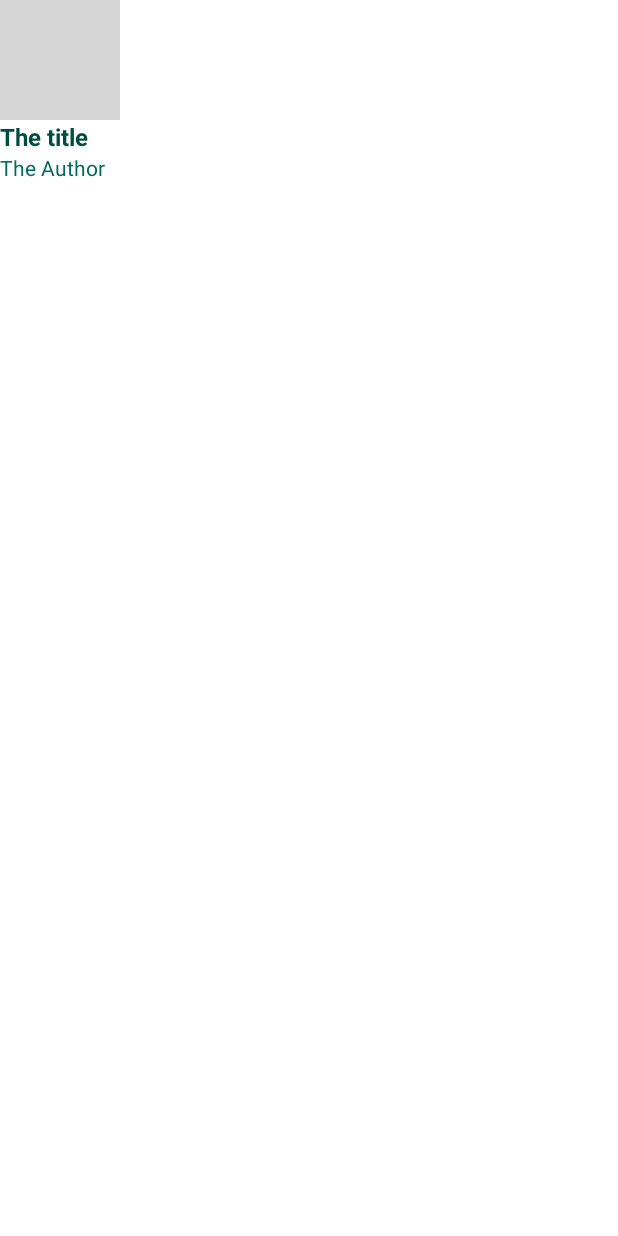
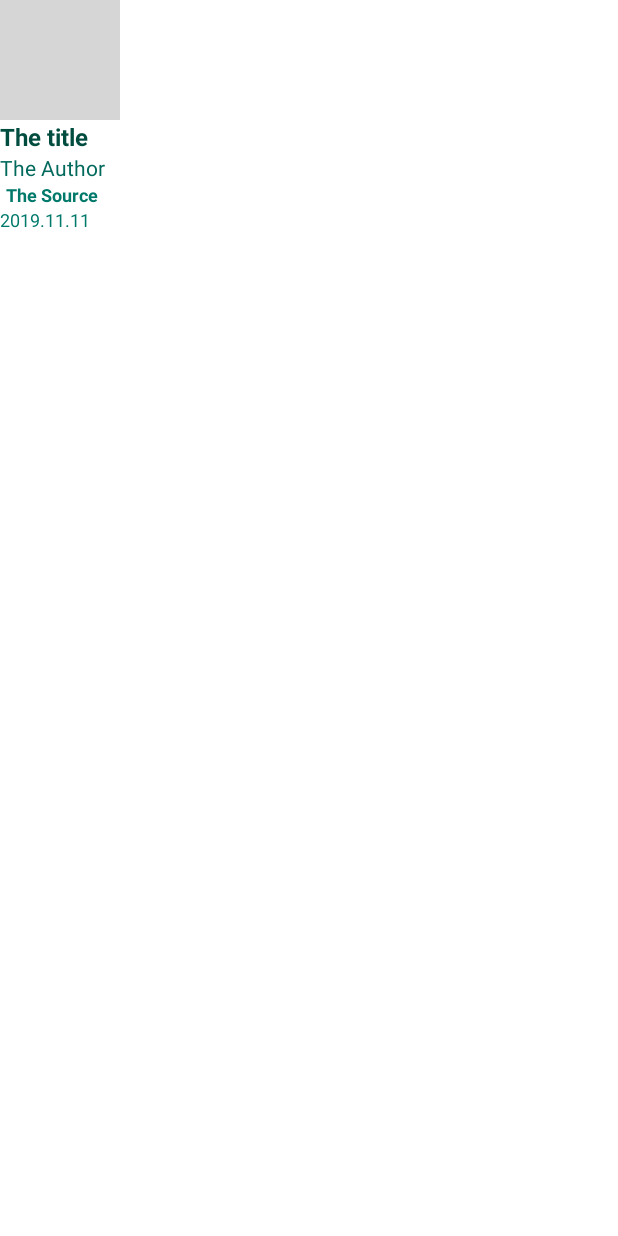
Before and after one commit to Priscilla-jopia/news-proyect, an Android app: the layout row_news.xml on its own in the app's theme, with its tools: preview values and no code run, on a phone screen of 412 x 824 dp. Run offline under Robolectric (Android 15) with nearby library versions, the phone set to English and light mode, and no system bars; grey boxes are pictures that could not be loaded.

Commit message:
fix(News): fix row

```diff
--- a/app/src/main/res/layout/row_news.xml
+++ b/app/src/main/res/layout/row_news.xml
@@ -20,7 +20,7 @@
     <LinearLayout
         android:layout_width="match_parent"
         android:layout_height="wrap_content"
-        android:orientation="vertical">
+        android:orientation="vertical" />
 
 
         <TextView
@@ -30,6 +30,7 @@
             android:layout_width="wrap_content"
             android:layout_height="wrap_content"
             android:text="The title" />
+
         <TextView
             android:id="@+id/rn_tv_author"
             android:textAppearance="@style/TextMedium"
@@ -37,7 +38,27 @@
             android:layout_height="wrap_content"
             android:text="The Author" />
 
-    </LinearLayout>
+        <TextView
+            android:id="@+id/rn_tv_source"
+            android:textStyle="bold"
+            android:text="The Source"
+            android:paddingStart="4dp"
+            android:textAppearance="@style/TextSmall"
+            android:layout_weight="0"
+            android:layout_width="wrap_content"
+            android:layout_height="wrap_content"/>
+
+        <TextView
+            android:id="@+id/rn_tv_published_at"
+            android:textAppearance="@style/TextSmall"
+            android:text="2019.11.11"
+            android:paddingEnd="2dp"
+            android:textAlignment="textEnd"
+            android:layout_weight="1"
+            android:layout_width="wrap_content"
+            android:layout_height="wrap_content"/>
 
 
-</LinearLayout>
+
+
+    </LinearLayout>
```
Also changed, not shown: app/src/main/res/layout/activity_main.xml (+18 -13 lines).
